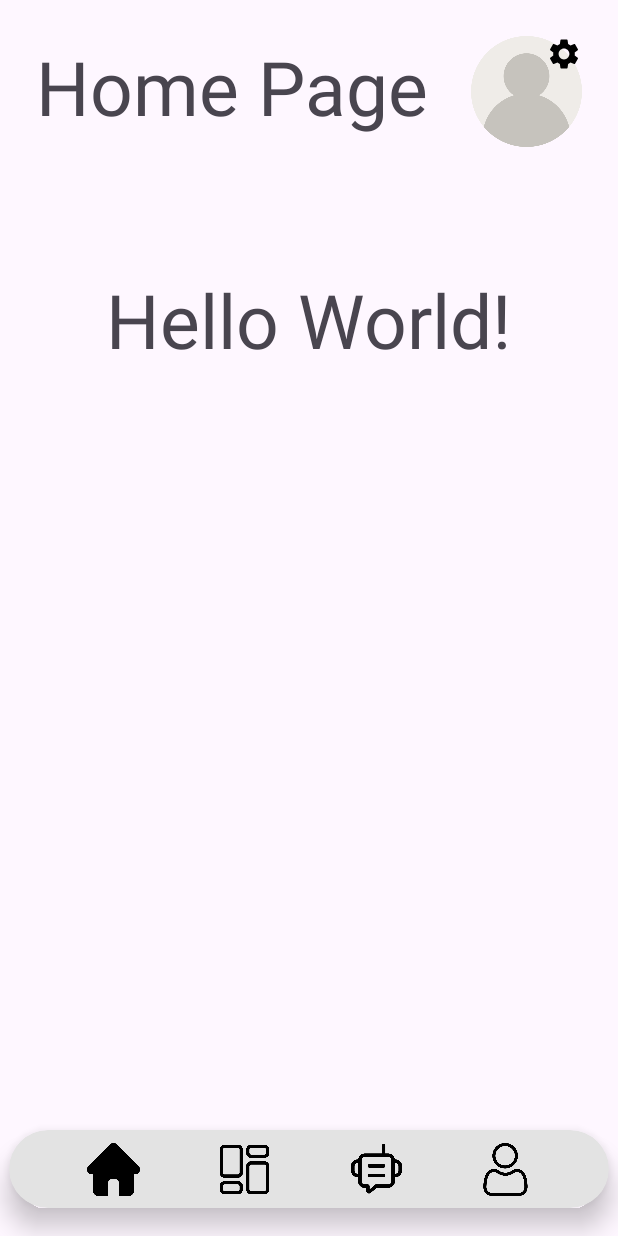
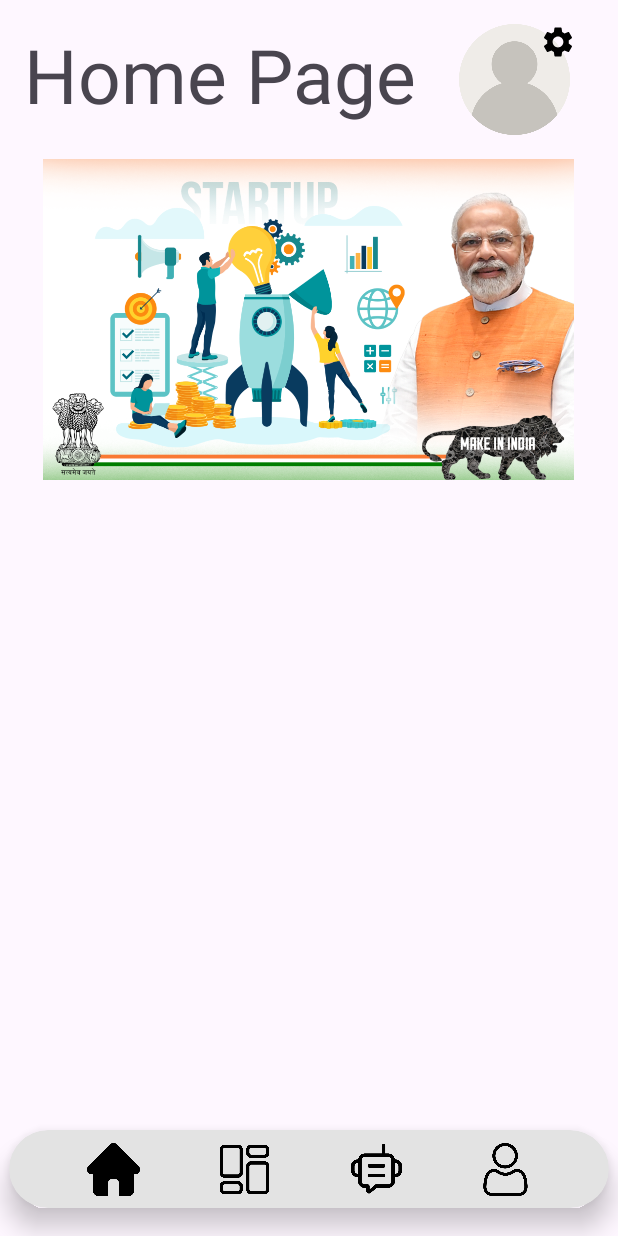
Before and after one commit to andykelth/E-Yojana, an Android app: the screen it shows after launch once a user with an empty profile is signed in (MainActivity), on a phone screen of 412 x 824 dp. Run offline under Robolectric (Android 15) with nearby library versions, the light colour scheme and no system bars; our stand-ins replace Firebase (no records; nobody signed in at launch, a user with empty details on screens opened directly).

Commit message:
photoslider in home page

```diff
--- a/app/src/main/res/layout/activity_main.xml
+++ b/app/src/main/res/layout/activity_main.xml
@@ -7,25 +7,52 @@
     android:layout_height="match_parent"
     tools:context=".MainActivity">
 
-    <TextView
-        android:id="@+id/textView10"
-        android:layout_width="wrap_content"
-        android:layout_height="wrap_content"
-        android:text="Hello World!"
-        android:textSize="50dp"
+    <ViewFlipper
+        android:layout_width="402dp"
+        android:layout_height="214dp"
+        android:autoStart="true"
+        android:flipInterval="2000"
+        android:inAnimation="@android:anim/slide_in_left"
+        android:outAnimation="@android:anim/slide_out_right"
         app:layout_constraintBottom_toBottomOf="parent"
         app:layout_constraintEnd_toEndOf="parent"
-        app:layout_constraintHorizontal_bias="0.496"
+        app:layout_constraintHorizontal_bias="0.444"
         app:layout_constraintStart_toStartOf="parent"
         app:layout_constraintTop_toTopOf="parent"
-        app:layout_constraintVertical_bias="0.237" />
+        app:layout_constraintVertical_bias="0.174">
+
+        <ImageView
+            android:id="@+id/imageView"
+            android:layout_width="match_parent"
+            android:layout_height="match_parent"
+            app:srcCompat="@drawable/photoslide4" />
+
+        <ImageView
+            android:id="@+id/imageView2"
+            android:layout_width="match_parent"
+            android:layout_height="match_parent"
+            app:srcCompat="@drawable/photoslide3" />
+
+        <ImageView
+            android:id="@+id/imageView3"
+            android:layout_width="match_parent"
+            android:layout_height="match_parent"
+            app:srcCompat="@drawable/photoslide2" />
+
+        <ImageView
+            android:id="@+id/imageView4"
+            android:layout_width="match_parent"
+            android:layout_height="match_parent"
+            app:srcCompat="@drawable/photoslide1" />
+
+    </ViewFlipper>
 
     <ImageView
         android:id="@+id/i_image"
         android:layout_width="74dp"
         android:layout_height="74dp"
-        android:layout_marginTop="24dp"
-        android:layout_marginEnd="24dp"
+        android:layout_marginTop="16dp"
+        android:layout_marginEnd="32dp"
         app:layout_constraintEnd_toEndOf="parent"
         app:layout_constraintTop_toTopOf="parent"
         app:srcCompat="@drawable/user" />
@@ -34,8 +61,8 @@
         android:id="@+id/textView5"
         android:layout_width="24dp"
         android:layout_height="24dp"
-        android:layout_marginTop="24dp"
-        android:layout_marginEnd="24dp"
+        android:layout_marginTop="16dp"
+        android:layout_marginEnd="28dp"
         android:drawableLeft="@drawable/baseline_settings_24"
         app:layout_constraintEnd_toEndOf="parent"
         app:layout_constraintTop_toTopOf="parent" />
@@ -44,8 +71,8 @@
         android:id="@+id/textView8"
         android:layout_width="wrap_content"
         android:layout_height="wrap_content"
-        android:layout_marginStart="24dp"
-        android:layout_marginTop="24dp"
+        android:layout_marginStart="16dp"
+        android:layout_marginTop="16dp"
         android:text="Home Page"
         android:textSize="50dp"
         app:layout_constraintStart_toStartOf="parent"
```
Also changed, not shown: app/src/main/res/drawable/photoslide1.png (added), app/src/main/res/drawable/photoslide2.jpg (added), app/src/main/res/drawable/photoslide3.webp (added), app/src/main/res/drawable/photoslide4.jpg (added).
